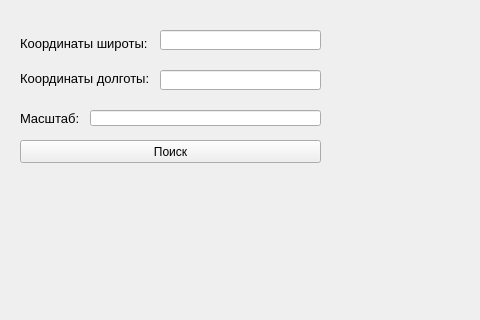
Qt form ui_map.ui (alisa345/MapMapMap) before a commit; both pictures show x 0 to 480 and y 0 to 320 of the 1085 by 938 pixel window.
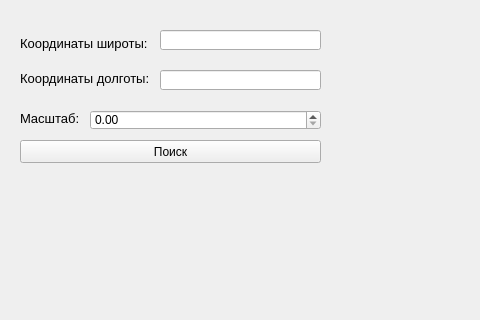
The same form after that commit.

Diff of the .ui file:
```diff
--- a/ui_map.ui
+++ b/ui_map.ui
@@ -88,16 +88,6 @@
     </rect>
    </property>
   </widget>
-  <widget class="QLineEdit" name="edit_scale">
-   <property name="geometry">
-    <rect>
-     <x>90</x>
-     <y>110</y>
-     <width>231</width>
-     <height>16</height>
-    </rect>
-   </property>
-  </widget>
   <widget class="QLabel" name="map_lable">
    <property name="geometry">
     <rect>
@@ -124,6 +114,22 @@
     <string>Поиск</string>
    </property>
   </widget>
+  <widget class="QDoubleSpinBox" name="doubleSpinBox">
+   <property name="geometry">
+    <rect>
+     <x>90</x>
+     <y>110</y>
+     <width>231</width>
+     <height>20</height>
+    </rect>
+   </property>
+   <property name="maximum">
+    <double>50.000000000000000</double>
+   </property>
+   <property name="singleStep">
+    <double>0.500000000000000</double>
+   </property>
+  </widget>
  </widget>
  <resources/>
  <connections/>
```
